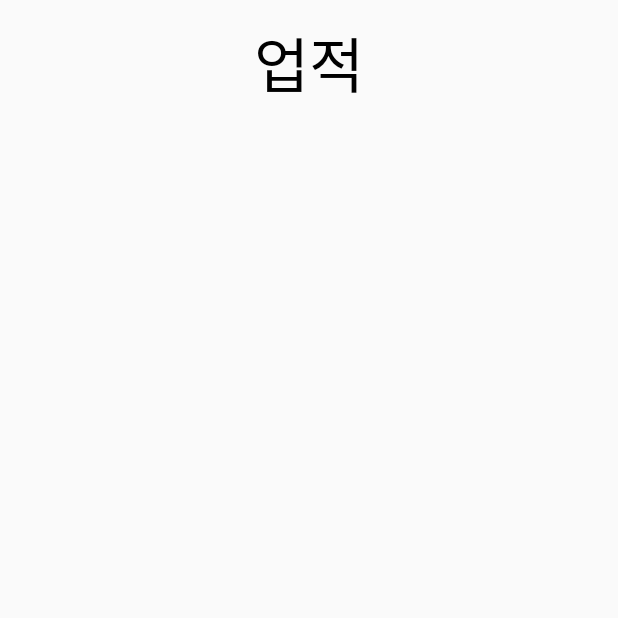
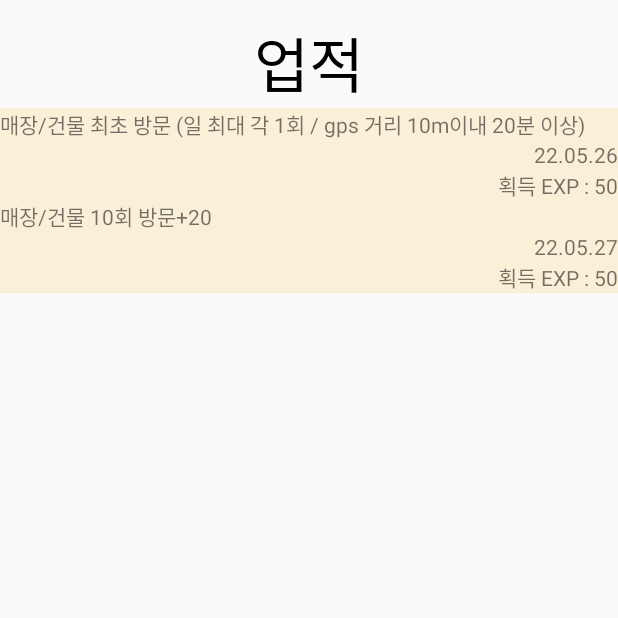
Before and after one commit to Talking-Potato/Campus_Book, an Android app: the AchievementActivity screen opened directly, with no data from a screen before it, on a phone screen of 412 x 824 dp, the top half of it. Run offline under Robolectric (Android 15) with nearby library versions, the phone set to English and light mode, and no system bars.

Commit message:
업적 리스트뷰 클릭시 색 바꾸기, exp 명시

```diff
--- a/app/src/main/java/com/example/term_project/Achievement.java
+++ b/app/src/main/java/com/example/term_project/Achievement.java
@@ -3,14 +3,24 @@ package com.example.term_project;
 public class Achievement {
 
     private String title;
+    private String date;
+    private Integer exp;
+    private Boolean canObtainExp = true;
 
     public Achievement() {
     }
 
-    public Achievement(String title) {
+    public Achievement(String title, String date) {
         this.title = title;
+        this.date = date;
+        this.exp = 50;
     }
 
+    public Achievement(String title, String date, int exp) {
+        this.title = title;
+        this.date = date;
+        this.exp = 50;
+    }
     public String getTitle() {
         return title;
     }
@@ -19,4 +29,26 @@ public class Achievement {
         this.title = title;
     }
 
+    public String getDate() {
+        return date;
+    }
+
+    public void setDate(String date) {
+        this.date = date;
+    }
+
+    public Integer getExp() {
+        return exp;
+    }
+
+    public void setExp(Integer exp) {
+        this.exp = exp;
+    }
+
+    public Boolean getCanObtainExp() {
+        return canObtainExp;
+    }
+    public void setCanObtainExp(Boolean b) {
+        this.canObtainExp = b;
+    }
 }
--- a/app/src/main/java/com/example/term_project/AchievementActivity.java
+++ b/app/src/main/java/com/example/term_project/AchievementActivity.java
@@ -1,114 +1,57 @@
 package com.example.term_project;
 
-import android.content.Intent;
+import android.graphics.Color;
 import android.os.Bundle;
-import android.util.Log;
+import android.view.View;
+import android.widget.AdapterView;
+import android.widget.LinearLayout;
 import android.widget.ListView;
+import android.widget.Toast;
 
-import androidx.annotation.NonNull;
 import androidx.appcompat.app.AppCompatActivity;
-
-import com.google.firebase.database.DataSnapshot;
-import com.google.firebase.database.DatabaseError;
-import com.google.firebase.database.DatabaseReference;
-import com.google.firebase.database.FirebaseDatabase;
-import com.google.firebase.database.ValueEventListener;
 
 import java.util.ArrayList;
 
 public class AchievementActivity extends AppCompatActivity {
-    private FirebaseDatabase database = FirebaseDatabase.getInstance();
-    private DatabaseReference databaseReference = database.getReference("user");
-    private ArrayList<Achievement> achievList;
-    private AchievementAdapter myAdapter;
 
-    public String emailToken;
-
-    private int vision_value;
-    private int gachon_value;
-    private int ai_value;
-    private int ladybug_value;
-    private String vision;
-    private String gachon;
-    private String ai;
-    private String ladybug;
-
-    private final String[] vision_achieve = {"비전 타워 최초 방문", "비전 타워 3회 방문", "비전타워 5회 방문"};
-    private final String[] gachon_achieve = {"가천관 최초 방문", "가천관 3회 방문", "가천관 5회 방문"};
-    private final String[] ai_achieve = {"AI관 최초 방문", "AI관 3회 방문", "AI관 5회 방문"};
-    private final String[] ladybug_achieve = {"무당이 최초 탑승", "AI관 3회 탑승", "AI관 5회 탑승"};
+    ArrayList<Achievement> achievList;
 
     @Override
     protected void onCreate(Bundle savedInstanceState) {
         super.onCreate(savedInstanceState);
         setContentView(R.layout.activity_achievement);
 
-        ListView listView = (ListView) findViewById(R.id.achivList);
+        this.IntializeData();
 
+        ListView listView = (ListView)findViewById(R.id.achivList);
+        final AchievementAdapter myAdapter = new AchievementAdapter(this,achievList);
+
+        listView.setAdapter(myAdapter);
+
+        listView.setOnItemClickListener(new AdapterView.OnItemClickListener(){
+            @Override
+            public void onItemClick(AdapterView parent, View v, int position, long id){
+                Achievement item = myAdapter.getItem(position);
+                Toast.makeText(getApplicationContext(),
+                        item.getTitle(),
+                        Toast.LENGTH_LONG).show();
+                LinearLayout bg = (LinearLayout) v.findViewById(R.id.achivBox);
+                //set clicked item background to white.
+                item.setCanObtainExp(false);
+                if(!item.getCanObtainExp()) {
+                        bg.setBackgroundColor(Color.WHITE);
+                }
+
+
+            }
+        });
+    }
+
+    public void IntializeData()
+    {
         achievList = new ArrayList<Achievement>();
 
-        /* 토큰 */
-        Intent intent = getIntent();
-        Bundle bundle = intent.getExtras();
-        emailToken = bundle.getString("token");
-
-        databaseReference.child(emailToken).addListenerForSingleValueEvent(new ValueEventListener() {
-            @Override
-            public void onDataChange(@NonNull DataSnapshot dataSnapshot) {
-                achievList.clear();
-
-                vision = dataSnapshot.child("VisionTowerCount").getValue(String.class);
-                gachon = dataSnapshot.child("GachonGwanCount").getValue(String.class);
-                ai = dataSnapshot.child("AIGwanCount").getValue(String.class);
-                ladybug = dataSnapshot.child("LadyBugCount").getValue(String.class);
-
-                vision_value = Integer.parseInt(vision);
-                gachon_value = Integer.parseInt(gachon);
-                ai_value = Integer.parseInt(ai);
-                ladybug_value = Integer.parseInt(ladybug);
-
-                if (vision_value > 0) {
-                    achievList.add(new Achievement(vision_achieve[0]));
-                } if (vision_value >= 3) {
-                    achievList.add(new Achievement(vision_achieve[1]));
-                } if (vision_value >= 5) {
-                    achievList.add((new Achievement(vision_achieve[2])));
-                }
-
-                if (gachon_value > 0) {
-                    achievList.add(new Achievement(gachon_achieve[0]));
-                } if (gachon_value >= 3) {
-                    achievList.add(new Achievement(gachon_achieve[1]));
-                } if (gachon_value >= 5) {
-                    achievList.add((new Achievement(gachon_achieve[2])));
-                }
-
-                if (ai_value > 0) {
-                    achievList.add(new Achievement(ai_achieve[0]));
-                } else if (ai_value >= 3) {
-                    achievList.add(new Achievement(ai_achieve[1]));
-                } else if (ai_value >= 5) {
-                    achievList.add((new Achievement(ai_achieve[2])));
-                }
-
-                if (ladybug_value > 0) {
-                    achievList.add(new Achievement(ladybug_achieve[0]));
-                } if (ladybug_value >= 3) {
-                    achievList.add(new Achievement(ladybug_achieve[1]));
-                } if (ladybug_value >= 5) {
-                    achievList.add((new Achievement(ladybug_achieve[2])));
-                }
-
-                myAdapter.notifyDataSetChanged();
-            }
-
-            @Override
-            public void onCancelled(@NonNull DatabaseError error) {
-            }
-        });
-
-        myAdapter = new AchievementAdapter(this, achievList);
-        listView.setAdapter(myAdapter);
-
+        achievList.add(new Achievement("매장/건물 최초 방문 (일 최대 각 1회 / gps 거리 10m이내 20분 이상)", "22.05.26"));
+        achievList.add(new Achievement("매장/건물 10회 방문+20", "22.05.27"));
     }
 }
--- a/app/src/main/java/com/example/term_project/AchievementAdapter.java
+++ b/app/src/main/java/com/example/term_project/AchievementAdapter.java
@@ -6,6 +6,8 @@ import android.view.View;
 import android.view.ViewGroup;
 import android.widget.BaseAdapter;
 import android.widget.TextView;
+
+import org.w3c.dom.Text;
 
 import java.util.ArrayList;
 
@@ -40,9 +42,16 @@ public class AchievementAdapter extends BaseAdapter {
         View view = mLayoutInflater.inflate(R.layout.listview_achiev, null);
 
         TextView title = (TextView) view.findViewById(R.id.achivTitle);
+        TextView date = (TextView) view.findViewById(R.id.achivDate);
+        TextView exp = (TextView) view.findViewById(R.id.achivExp);
+
 
         title.setText(list.get(position).getTitle());
+        date.setText(list.get(position).getDate());
+        exp.setText("획득 EXP : " + list.get(position).getExp().toString());
 
         return view;
     }
+
+
 }
--- a/app/src/main/res/layout/listview_achiev.xml
+++ b/app/src/main/res/layout/listview_achiev.xml
@@ -5,21 +5,29 @@
         android:orientation="vertical">
 
     <LinearLayout
-        android:id="@+id/achivBox"
             android:layout_width="match_parent"
             android:layout_height="wrap_content"
-        android:layout_marginVertical="5dp"
-        android:background="@drawable/login_box"
-        android:orientation="vertical">
+            android:id="@+id/achivBox"
+            android:orientation="vertical"
+            android:background="#FAF0D7"
+        >
 
         <TextView
-            android:id="@+id/achivTitle"
                 android:layout_width="match_parent"
-            android:layout_height="60dp"
-            android:gravity="center_vertical"
-            android:paddingHorizontal="15dp"
-            android:textSize="20dp" />
+                android:layout_height="wrap_content"
+                android:id="@+id/achivTitle" />
 
+        <TextView
+                android:layout_width="wrap_content"
+                android:layout_height="wrap_content"
+                android:id="@+id/achivDate"
+                android:layout_gravity="right" />
+
+        <TextView
+                android:layout_width="wrap_content"
+                android:layout_height="wrap_content"
+                android:id="@+id/achivExp"
+                android:layout_gravity="right" />
     </LinearLayout>
 
 </LinearLayout>
```
Lines whose indentation alone changed are shown as unchanged.
